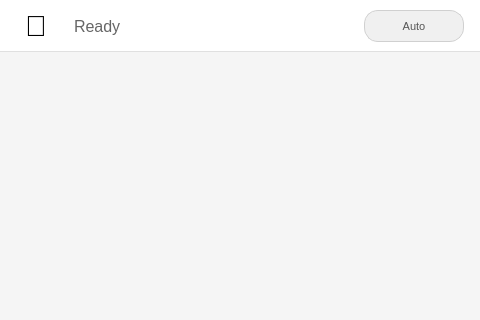
The window that src/display/gui_display.ui (leakydata/py-xiaozhi) describes before a commit, drawn with Qt 5; both pictures show x 0 to 480 and y 0 to 320 of the 480 by 700 pixel window.
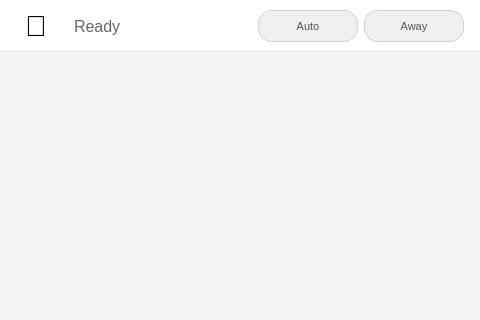
The same window after the commit.

Commit message: feat: Implement presence management and message handling for away/receptionist mode

```diff
--- a/src/display/gui_display.ui
+++ b/src/display/gui_display.ui
@@ -154,6 +154,42 @@
         </property>
        </widget>
       </item>
+      <item>
+       <widget class="QPushButton" name="away_btn">
+        <property name="maximumSize">
+         <size>
+          <width>100</width>
+          <height>32</height>
+         </size>
+        </property>
+        <property name="styleSheet">
+         <string>
+QPushButton {
+    background-color: #f0f0f0;
+    border: 1px solid #d0d0d0;
+    border-radius: 14px;
+    padding: 4px 12px;
+    color: #555555;
+    font-size: 11px;
+}
+QPushButton:hover {
+    background-color: #e8e8e8;
+}
+QPushButton:checked {
+    background-color: #FF9800;
+    color: white;
+    border: 1px solid #F57C00;
+}
+         </string>
+        </property>
+        <property name="text">
+         <string>Away</string>
+        </property>
+        <property name="checkable">
+         <bool>true</bool>
+        </property>
+       </widget>
+      </item>
      </layout>
     </widget>
    </item>
```
The commit also changes 7 other files.
